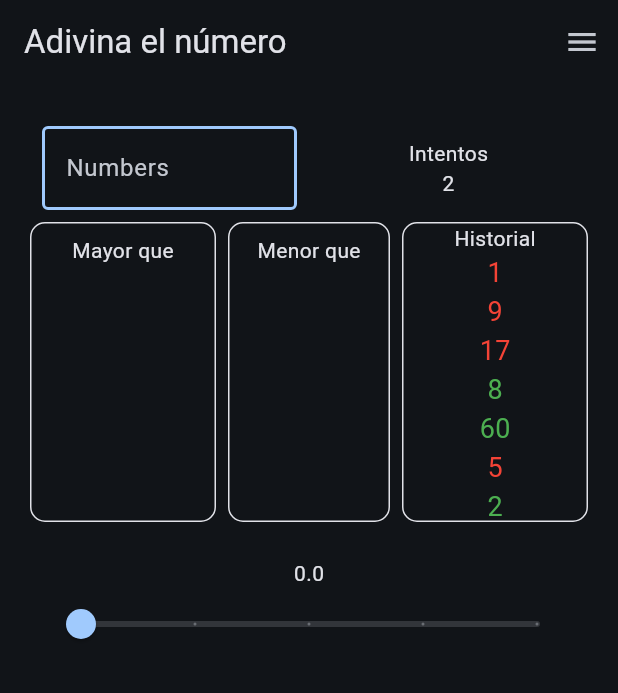
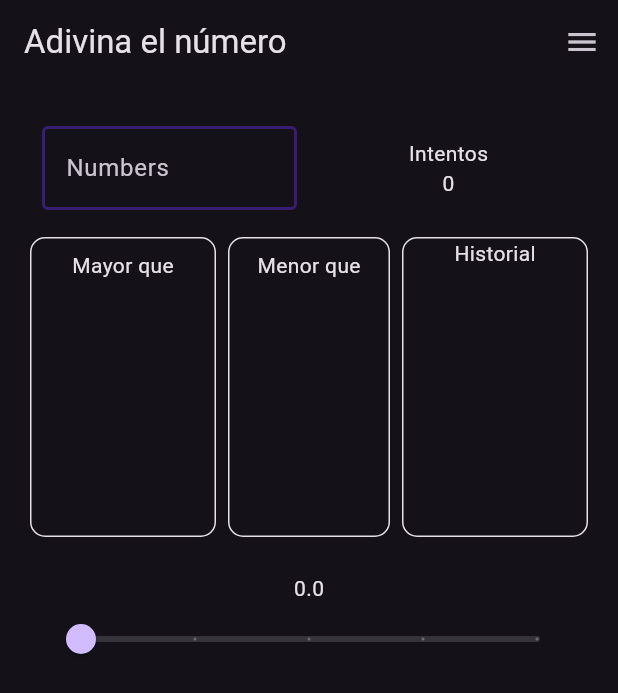
Before and after one commit to MelGYescas/GuessTheNumber, a Flutter app: the screen it shows after launch, on a phone screen of 412 x 824 dp. Shown: the top 693 px of the screen. Run offline on Flutter 3.47's test engine with Material 3 defaults, Android fonts, the phone set to English and light mode, and no system bars; statements that could not run were skipped.

Commit message:
feat(history): add provider and number field functionality

```diff
--- a/lib/main.dart
+++ b/lib/main.dart
@@ -1,30 +1,33 @@
 import 'package:flutter/material.dart';
+import 'package:guess_the_number/presentation/providers/guess_provider.dart';
+import 'package:guess_the_number/presentation/providers/historical_number_provider.dart';
 import 'package:guess_the_number/presentation/screens/guess_the_number_screen.dart';
+import 'package:provider/provider.dart';
 
-void main() => runApp(const MyApp());
+void main() {
+  runApp(const MyApp());
+}
 
 class MyApp extends StatelessWidget {
   const MyApp({super.key});
-
-  // This widget is the root of your application.
+  static final ThemeData theme = ThemeData(
+    primaryColor: Colors.blue,
+    brightness: Brightness.dark,
+  );
   @override
   Widget build(BuildContext context) {
-    return MaterialApp(
-      title: 'Guess The Number',
-      theme: ThemeData(
-          // This is the theme of your application.
-          //
-          // Try running your application with "flutter run". You'll see the
-          // application has a blue toolbar. Then, without quitting the app, try
-          // changing the primarySwatch below to Colors.green and then invoke
-          // "hot reload" (press "r" in the console where you ran "flutter run",
-          // or simply save your changes to "hot reload" in a Flutter IDE).
-          // Notice that the counter didn't reset back to zero; the application
-          // is not restarted.
-          colorSchemeSeed: Colors.blue,
-          brightness: Brightness.dark),
-      debugShowCheckedModeBanner: false,
-      home: const GuessTheNumberScreen(),
-    );
+    return MultiProvider(
+        providers: [
+          ChangeNotifierProvider(
+            create: (_) => GuessProvider(guessedNumber: 5),
+          ),
+          ChangeNotifierProvider(create: (_) => HistoricalNumbersProvider())
+        ],
+        child: MaterialApp(
+          title: 'Guess The Number',
+          theme: theme,
+          debugShowCheckedModeBanner: false,
+          home: const GuessTheNumberScreen(),
+        ));
   }
 }
--- /dev/null
+++ b/lib/presentation/providers/historical_number_provider.dart
@@ -0,0 +1,12 @@
+import 'package:flutter/material.dart';
+
+class HistoricalNumbersProvider with ChangeNotifier {
+  final List<int> _numbers = [];
+
+  List<int> get numbers => List.unmodifiable(_numbers);
+
+  void addNumber(int number) {
+    _numbers.add(number);
+    notifyListeners();
+  }
+}
--- a/lib/presentation/screens/guess_the_number_screen.dart
+++ b/lib/presentation/screens/guess_the_number_screen.dart
@@ -1,18 +1,65 @@
 import 'package:flutter/material.dart';
 import 'package:guess_the_number/presentation/screens/widgets/attempts_counter.dart';
 import 'package:guess_the_number/presentation/screens/widgets/difficulty_slider.dart';
+import 'package:guess_the_number/presentation/screens/widgets/historical_list.dart';
 import 'package:guess_the_number/presentation/screens/widgets/number_field.dart';
-import 'package:guess_the_number/presentation/screens/widgets/historical_list.dart';
 import 'package:guess_the_number/presentation/screens/widgets/number_list.dart';
+import 'package:provider/provider.dart';
 
 class GuessTheNumberScreen extends StatelessWidget {
   final String title;
-
+  final int secret = 5;
   const GuessTheNumberScreen({Key? key, this.title = 'Adivina el número'})
       : super(key: key);
 
+  // @override
+  // Widget build(BuildContext context) {
+  //   return ChangeNotifierProvider(
+  //       // create: (context) => Guess(guessedNumber: 0), // Valor inicial
+  //       child: Scaffold(
+  //           appBar: AppBar(
+  //             title: const Text("Adivina el Número"),
+  //           ),
+  //           body: const SingleChildScrollView(
+  //               padding: EdgeInsets.all(20.0),
+  //               child: Column(children: [
+  //                 Row(mainAxisAlignment: MainAxisAlignment.center, children: [
+  //                   Expanded(
+  //                     child: Padding(
+  //                       padding: EdgeInsets.all(8.0),
+  //                       child: NumberField(),
+  //                     ),
+  //                   ),
+  //                   Expanded(
+  //                     child: Padding(
+  //                       padding: EdgeInsets.symmetric(horizontal: 8.0),
+  //                       child: HistoricalList(),
+  //                     ),
+  //                   ),
+  //                 ]
+  //                     // Row(
+  //                     // mainAxisAlignment: MainAxisAlignment.center,
+  //                     // children: [
+  //                     //   const Expanded(
+  //                     //     // Envuelve NumberField con Expanded
+  //                     //     child: NumberField(),
+  //                     //   ),
+  //                     //   Expanded(child: Consumer<Guess>(
+  //                     //     builder: (context, guess, child) {
+  //                     //       // Muestra el valor actual de guessedNumber
+  //                     //       return Text('Número actual: ${guess.guessedNumber}');
+  //                     //     },
+  //                     //   ))
+  //                     // ],
+  //                     ),
+  //               ]))));
+  // }
+
   @override
   Widget build(BuildContext context) {
+    final int guessNumber = 0;
+
+    // final gameState = Provider.of<GameState>(context);
     return Scaffold(
         appBar: AppBar(
           title: Text(title),
@@ -23,8 +70,8 @@ class GuessTheNumberScreen extends StatelessWidget {
             ),
           ],
         ),
-        body: const SingleChildScrollView(
-            padding: EdgeInsets.all(20.0),
+        body: SingleChildScrollView(
+            padding: const EdgeInsets.all(20.0),
             child: Column(
               children: [
                 Row(
@@ -32,19 +79,23 @@ class GuessTheNumberScreen extends StatelessWidget {
                   children: [
                     Expanded(
                       child: Padding(
-                        padding: EdgeInsets.all(8.0),
-                        child: NumberField(),
+                        padding: const EdgeInsets.all(8.0),
+                        //De aqui extraemos el numero
+                        child: NumberField(guessNumber: guessNumber),
                       ),
                     ),
                     Expanded(
                       child: Padding(
-                        padding: EdgeInsets.symmetric(horizontal: 8.0),
-                        child: AttemptsCounter(attempts: 2),
+                        padding: const EdgeInsets.symmetric(horizontal: 8.0),
+                        child: AttemptsCounter(attempts: guessNumber),
                       ),
                     ),
                   ],
                 ),
-                Row(
+                const SizedBox(
+                  height: 10,
+                ),
+                const Row(
                   mainAxisAlignment: MainAxisAlignment.spaceEvenly,
                   children: [
                     Expanded(
@@ -57,11 +108,13 @@ class GuessTheNumberScreen extends StatelessWidget {
                       ),
                     ),
                     Expanded(
+                      //aqui vamos añadiendo un numero
+
                       child: HistoricalList(),
                     ),
                   ],
                 ),
-                Padding(
+                const Padding(
                   padding: EdgeInsets.symmetric(vertical: 24.0),
                   child: Row(
                     mainAxisAlignment: MainAxisAlignment.center,
--- a/lib/presentation/screens/widgets/historical_list.dart
+++ b/lib/presentation/screens/widgets/historical_list.dart
@@ -1,4 +1,6 @@
 import 'package:flutter/material.dart';
+import 'package:guess_the_number/presentation/providers/historical_number_provider.dart';
+import 'package:provider/provider.dart';
 
 class HistoricalList extends StatelessWidget {
   const HistoricalList({super.key});
@@ -7,25 +9,7 @@ class HistoricalList extends StatelessWidget {
   Widget build(BuildContext context) {
     final colorScheme = Theme.of(context).colorScheme;
 
-    List<int> numbers = [
-      1,
-      9,
-      17,
-      8,
-      60,
-      5,
-      2,
-      17,
-      23,
-      23,
-      5,
-      5,
-      3,
-      2,
-      12,
-      4,
-      2
-    ];
+    final numbers = Provider.of<HistoricalNumbersProvider>(context).numbers;
 
     return Container(
       height: 200,
--- a/lib/presentation/screens/widgets/number_field.dart
+++ b/lib/presentation/screens/widgets/number_field.dart
@@ -1,68 +1,52 @@
 import 'package:flutter/material.dart';
+import 'package:guess_the_number/presentation/providers/historical_number_provider.dart';
+import 'package:provider/provider.dart';
 
 class NumberField extends StatefulWidget {
-  const NumberField({Key? key}) : super(key: key);
+  final int guessNumber;
+
+  const NumberField({required this.guessNumber, Key? key}) : super(key: key);
 
   @override
   State<NumberField> createState() => _NumberFieldState();
 }
 
 class _NumberFieldState extends State<NumberField> {
-  int _currentInputValue = 0;
-  final GlobalKey<FormState> _formKey = GlobalKey<FormState>(); // Corrected
+  String? _errorMessage;
 
-  void _submitForm() {
-    // Corrected placement and context access
-    if (_formKey.currentState!.validate()) {
-      ScaffoldMessenger.of(context).showSnackBar(
-        SnackBar(content: Text('Processing Data')),
-      );
+  void _submitValue(String value) {
+    final number = int.tryParse(value);
+    if (number != null && number >= 0) {
+      Provider.of<HistoricalNumbersProvider>(context, listen: false)
+          .addNumber(number);
+      setState(() {
+        _errorMessage = null;
+      });
+    } else {
+      setState(() {
+        _errorMessage = 'Solo numeros positivos';
+      });
     }
   }
 
   @override
   Widget build(BuildContext context) {
     final colorScheme = Theme.of(context).colorScheme;
+    final outlineInputBorder = OutlineInputBorder(
+      borderSide: BorderSide(color: colorScheme.onPrimary, width: 2.0),
+    );
 
-    return Form(
-      // Added Form widget
-      key: _formKey,
-      child: TextFormField(
-        decoration: InputDecoration(
+    return TextField(
+      decoration: InputDecoration(
           labelText: 'Numbers',
-          border: OutlineInputBorder(
-            borderSide: BorderSide(color: colorScheme.primary),
-          ),
-          enabledBorder: OutlineInputBorder(
-            borderSide: BorderSide(color: colorScheme.primary, width: 2.0),
-          ),
-          focusedBorder: OutlineInputBorder(
-            borderSide: BorderSide(color: colorScheme.primary, width: 2.0),
-          ),
-        ),
-        style: TextStyle(color: colorScheme.onSurface),
-        keyboardType: TextInputType.number,
-        onChanged: (value) {
-          final number = int.tryParse(value);
-          if (number != null && number >= 0) {
-            setState(() {
-              _currentInputValue = number;
-            });
-          }
-        },
-        validator: (value) {
-          if (value == null || value.isEmpty) {
-            return 'Please enter a number';
-          }
-          final number = int.tryParse(value);
-          if (number == null || number < 0) {
-            return 'Only positive numbers are allowed';
-          }
-          return null;
-        },
-        textInputAction: TextInputAction.done,
-        onFieldSubmitted: (value) => _submitForm(), // Corrected
-      ),
+          errorText: _errorMessage,
+          border: outlineInputBorder,
+          enabledBorder: outlineInputBorder,
+          focusedBorder: outlineInputBorder),
+      style: TextStyle(color: colorScheme.onSurface),
+      keyboardType: TextInputType.number,
+      onSubmitted: _submitValue,
+      textInputAction: TextInputAction.done,
     );
   }
 }
--- a/pubspec.yaml
+++ b/pubspec.yaml
@@ -35,6 +35,7 @@ dependencies:
   # The following adds the Cupertino Icons font to your application.
   # Use with the CupertinoIcons class for iOS style icons.
   cupertino_icons: ^1.0.2
+  provider: ^6.1.2
 
 dev_dependencies:
   flutter_test:
```
Also changed, not shown: pubspec.lock, 3 other files.
